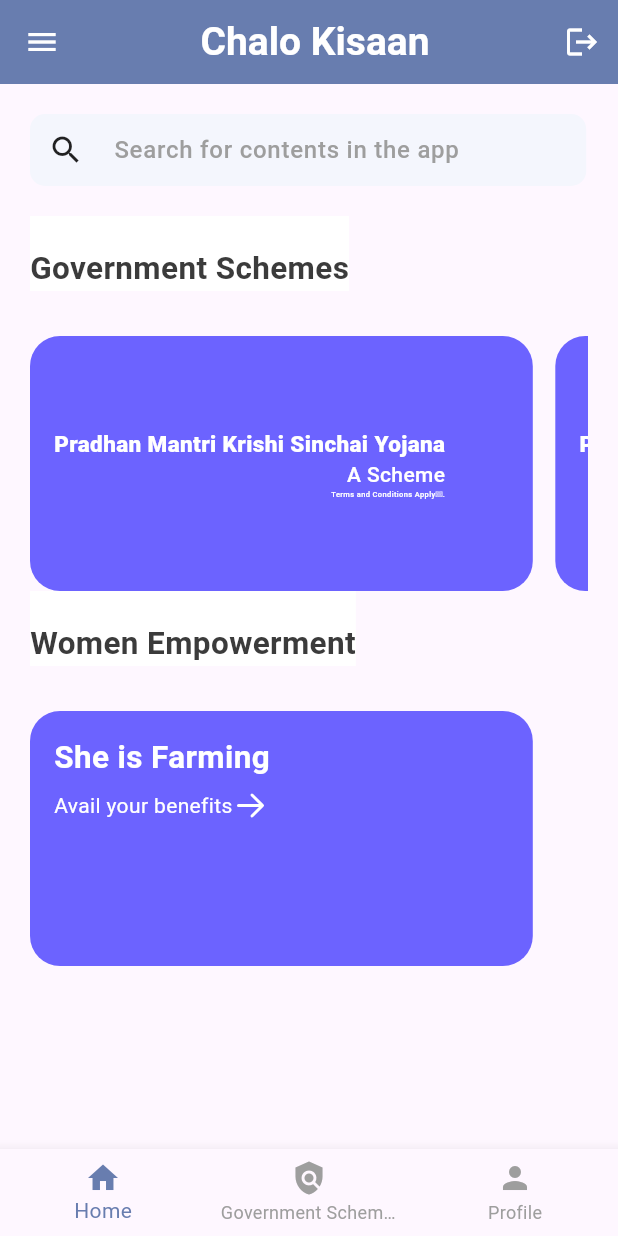
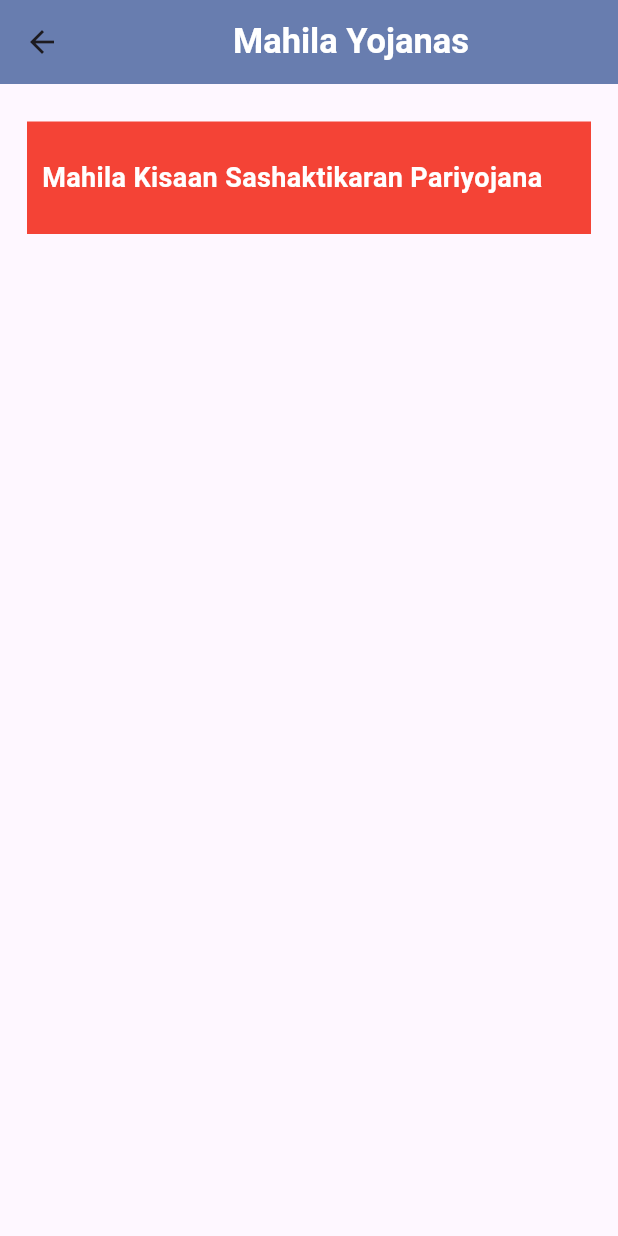
Before and after one commit to DYNAMICMORTAL/chalokisaan, a Flutter app: the HomeScreen screen opened by its route, after a tap on "She is Farming", on a phone screen of 412 x 824 dp. Run offline on Flutter 3.47's test engine with Material 2 defaults, Android fonts, the phone set to English and light mode, and no system bars; our stand-ins replace cloud_firestore, country_picker, firebase_auth, firebase_core, firebase_storage, fluentui_icons and 4 more; accounts and stored records are empty; Roboto replaces fonts that are missing (Poppins).

```diff
--- a/lib/screens/ads2.dart
+++ b/lib/screens/ads2.dart
@@ -1,3 +1,4 @@
+import 'package:chalokisaan/screens/women/women_view.dart';
 import 'package:fluentui_icons/fluentui_icons.dart';
 import 'package:flutter/cupertino.dart';
 import 'package:flutter/material.dart';
@@ -18,7 +19,13 @@ class Ads2 extends StatelessWidget {
         margin: const EdgeInsets.only(right: 15, top: 30),
         child: Column(
           children: [
-            Container(
+            GestureDetector(
+              onTap: () {
+                Navigator.push(
+                    context,
+                    MaterialPageRoute(builder: (context) => WomenOverview()),);
+              },
+              child: Container(
                 height: 170,
                 decoration: const BoxDecoration(
                   // color: Colors.white,
@@ -68,6 +75,7 @@ class Ads2 extends StatelessWidget {
                   ],
                 ),
               ),
+            ),
           ],
         ),
       ),
--- a/lib/screens/home_screen.dart
+++ b/lib/screens/home_screen.dart
@@ -5,6 +5,7 @@ import 'package:fluentui_icons/fluentui_icons.dart';
 import 'package:flutter/cupertino.dart';
 import 'package:flutter/material.dart';
 import 'package:gap/gap.dart';
+import 'chats/community_view.dart';
 
 import '../Gov_Schemes/government_schemes.dart';
 import '../news/news.dart';
@@ -225,7 +226,11 @@ class _HomeScreenState extends State<HomeScreen> {
           ),
           BottomNavigationBarItem(
             icon: Icon(Icons.policy),
-            label: "Government Schemes",
+            label: "Gov.",
+          ),
+          BottomNavigationBarItem(
+            icon: Icon(Icons.policy),
+            label: "Community",
           ),
           BottomNavigationBarItem(
             icon: Icon(Icons.person),
@@ -242,6 +247,10 @@ class _HomeScreenState extends State<HomeScreen> {
             Navigator.push(context, MaterialPageRoute(builder: (context) => GovSchemesList()));
           } else if (index == 2) {
             // Navigate to Profile page
+            Navigator.push(context, MaterialPageRoute(builder: (context) => Chat()));
+          }
+          else if (index == 3) {
+            // Navigate to Profile page
             Navigator.pushNamed(context, '/profile');
           }
         },
--- /dev/null
+++ b/lib/screens/women/women_view.dart
@@ -0,0 +1,44 @@
+import 'package:chalokisaan/utils/style.dart';
+import 'package:flutter/cupertino.dart';
+import 'package:flutter/material.dart';
+
+class WomenOverview extends StatelessWidget {
+  const WomenOverview({super.key});
+
+  @override
+  Widget build(BuildContext context) {
+    return Scaffold(
+        appBar: AppBar(
+        backgroundColor: Styles.primaryColor,
+        title: Center(
+        child: Text(
+        "Mahila Yojanas",
+        style: Styles.headlineStyle1.copyWith(color: Colors.white, fontSize: 23),
+    ),
+    ),),
+      body: SafeArea(
+        child: Container(
+          padding: const EdgeInsets.symmetric(vertical: 25, horizontal: 18),
+          child: Column(
+            children: [
+              Container(
+                height: 75,
+                decoration: BoxDecoration(
+                  color: Colors.red.shade500,
+                ),
+                child: Padding(
+                  padding: const EdgeInsets.only(left: 10),
+                  child: Row(
+                    children: [//PMMSY
+                      Text("Mahila Kisaan Sashaktikaran Pariyojana", style: Styles.headlineStyle2.copyWith(fontSize: 18, color: Colors.white),),
+                    ],
+                  ),
+                ),
+              ),
+            ],
+          ),
+        ),
+      ),
+    );
+  }
+}
--- a/pubspec.yaml
+++ b/pubspec.yaml
@@ -47,7 +47,6 @@ dependencies:
   provider: ^6.0.5
   pinput: ^3.0.0
   image_picker: ^1.0.2
-  flutter_webview_plugin: ^0.4.0
 
 dev_dependencies:
   flutter_test:
```
Also changed, not shown: lib/screens/chats/community_view.dart (added, +75 -0 lines), pubspec.lock. Lines whose indentation alone changed are shown as unchanged.
